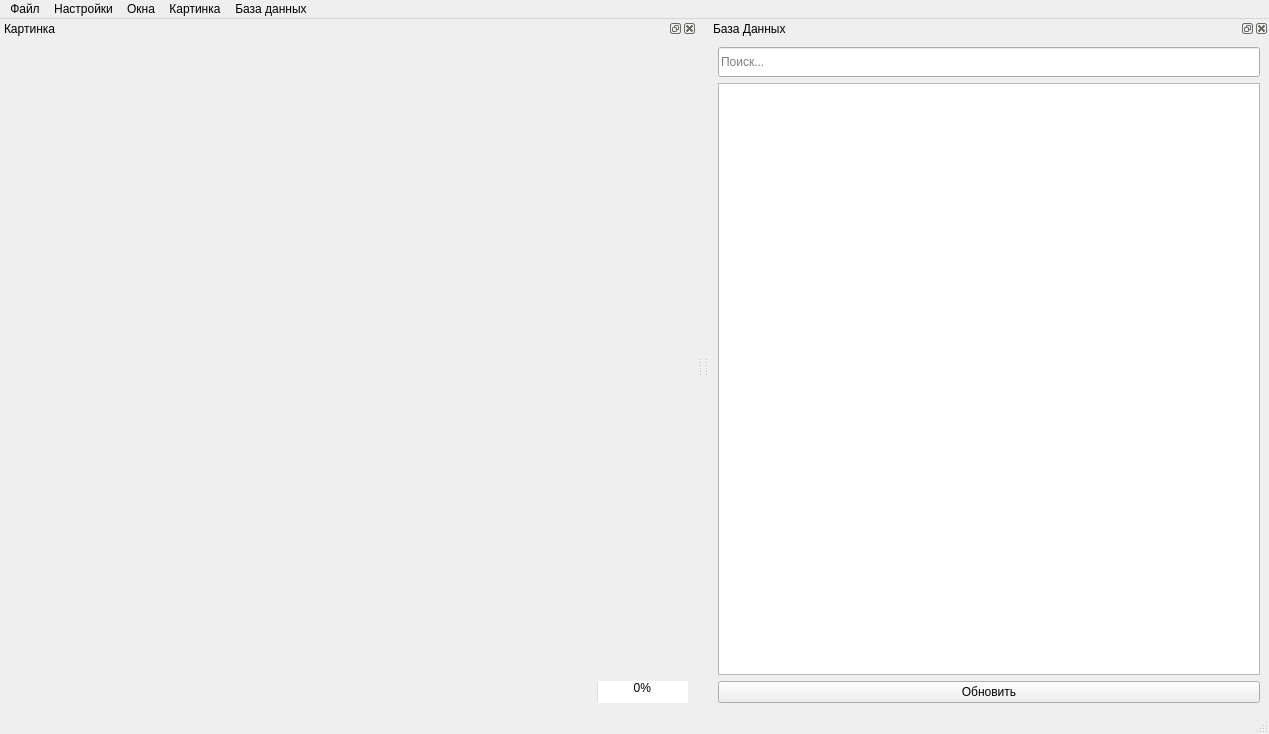
Qt form source/ui/mainwindow.ui (pavel-cpp/tip) before a commit.
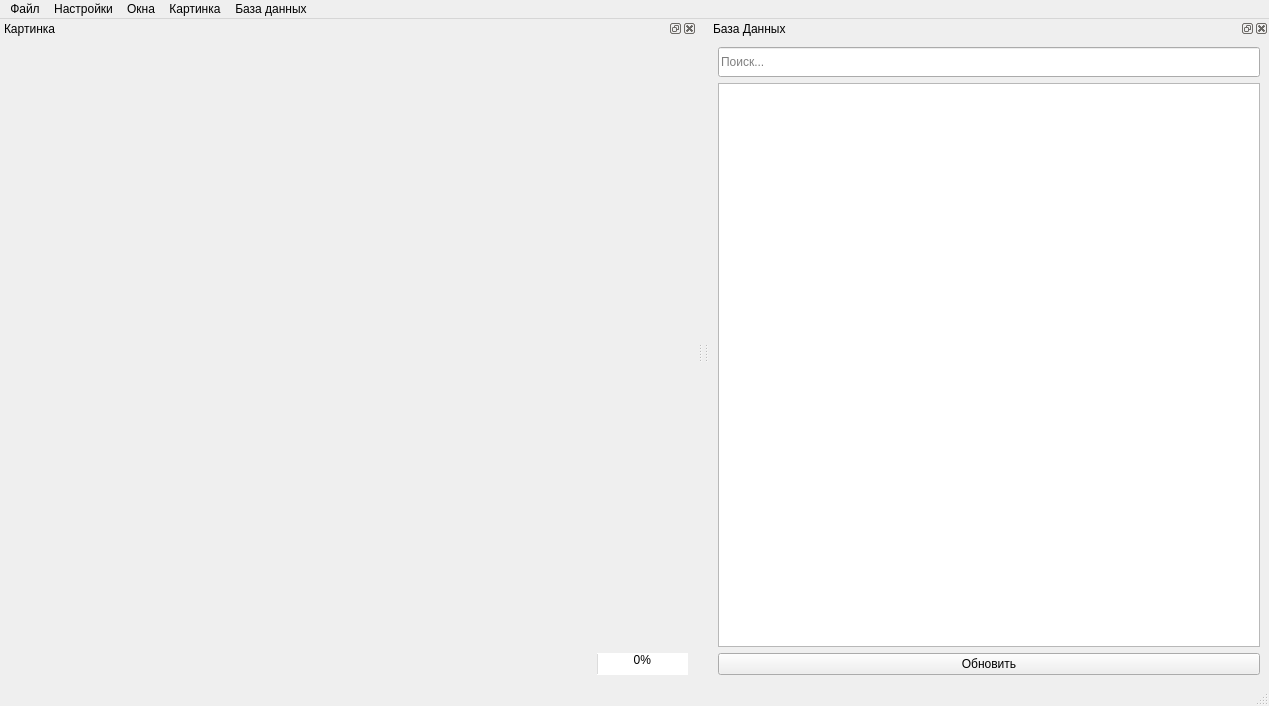
The same form after that commit.

What changed in the file:
```diff
--- a/source/ui/mainwindow.ui
+++ b/source/ui/mainwindow.ui
@@ -7,7 +7,7 @@
     <x>0</x>
     <y>0</y>
     <width>1269</width>
-    <height>734</height>
+    <height>706</height>
    </rect>
   </property>
   <property name="contextMenuPolicy">
```
Left out of the diff: 11 changed lines with no effect on the pictures.
